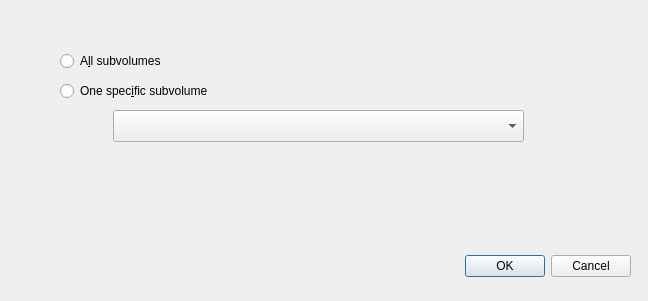
First picture: the form in buttermanager/ui/SnapshotWindow.ui, repository egara/buttermanager, before the edit.
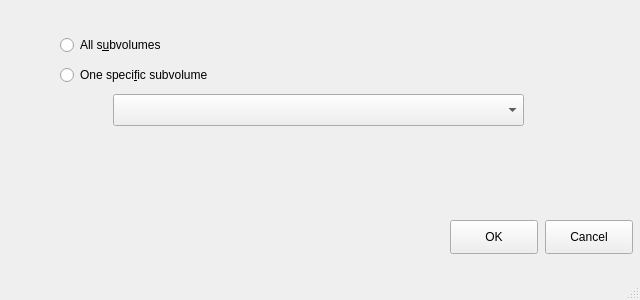
Second picture: the form after the edit.

Commit message: Changing a QDialog to QMainWindow

```diff
--- a/buttermanager/ui/SnapshotWindow.ui
+++ b/buttermanager/ui/SnapshotWindow.ui
@@ -1,70 +1,83 @@
 <?xml version="1.0" encoding="UTF-8"?>
 <ui version="4.0">
  <class>SnapshotWindow</class>
- <widget class="QDialog" name="SnapshotWindow">
+ <widget class="QMainWindow" name="SnapshotWindow">
   <property name="geometry">
    <rect>
     <x>0</x>
     <y>0</y>
-    <width>648</width>
-    <height>301</height>
+    <width>640</width>
+    <height>300</height>
    </rect>
   </property>
   <property name="windowTitle">
    <string>Take a snapshot</string>
   </property>
-  <widget class="QDialogButtonBox" name="buttonBox">
-   <property name="geometry">
-    <rect>
-     <x>10</x>
-     <y>250</y>
-     <width>621</width>
-     <height>32</height>
-    </rect>
-   </property>
-   <property name="orientation">
-    <enum>Qt::Horizontal</enum>
-   </property>
-   <property name="standardButtons">
-    <set>QDialogButtonBox::Cancel|QDialogButtonBox::Ok</set>
-   </property>
-  </widget>
+  <widget class="QWidget" name="centralwidget">
   <widget class="QRadioButton" name="radiobutton_all_subvolumes">
    <property name="geometry">
     <rect>
      <x>60</x>
-     <y>50</y>
+      <y>34</y>
      <width>311</width>
      <height>22</height>
     </rect>
    </property>
    <property name="text">
-    <string>A&amp;ll subvolumes</string>
+     <string>All s&amp;ubvolumes</string>
    </property>
   </widget>
   <widget class="QRadioButton" name="radiobutton_one_subvolume">
    <property name="geometry">
     <rect>
      <x>60</x>
-     <y>80</y>
+      <y>64</y>
      <width>261</width>
      <height>22</height>
     </rect>
    </property>
    <property name="text">
-    <string>One spec&amp;ific subvolume</string>
+     <string>One speci&amp;fic subvolume</string>
    </property>
   </widget>
   <widget class="QComboBox" name="combobox_subvolumes">
    <property name="geometry">
     <rect>
      <x>113</x>
-     <y>110</y>
+      <y>94</y>
      <width>411</width>
      <height>32</height>
     </rect>
    </property>
   </widget>
+   <widget class="QPushButton" name="button_ok">
+    <property name="geometry">
+     <rect>
+      <x>450</x>
+      <y>220</y>
+      <width>88</width>
+      <height>34</height>
+     </rect>
+    </property>
+    <property name="text">
+     <string>OK</string>
+    </property>
+   </widget>
+   <widget class="QPushButton" name="button_cancel">
+    <property name="geometry">
+     <rect>
+      <x>545</x>
+      <y>220</y>
+      <width>88</width>
+      <height>34</height>
+     </rect>
+    </property>
+    <property name="text">
+     <string>Cancel</string>
+    </property>
+   </widget>
+  </widget>
+  <widget class="QStatusBar" name="statusbar"/>
  </widget>
  <resources/>
  <connections>
```
Left out of the diff: 35 changed lines with no effect on the pictures. Lines whose indentation alone changed are shown as unchanged. The commit also changes 1 other file.
